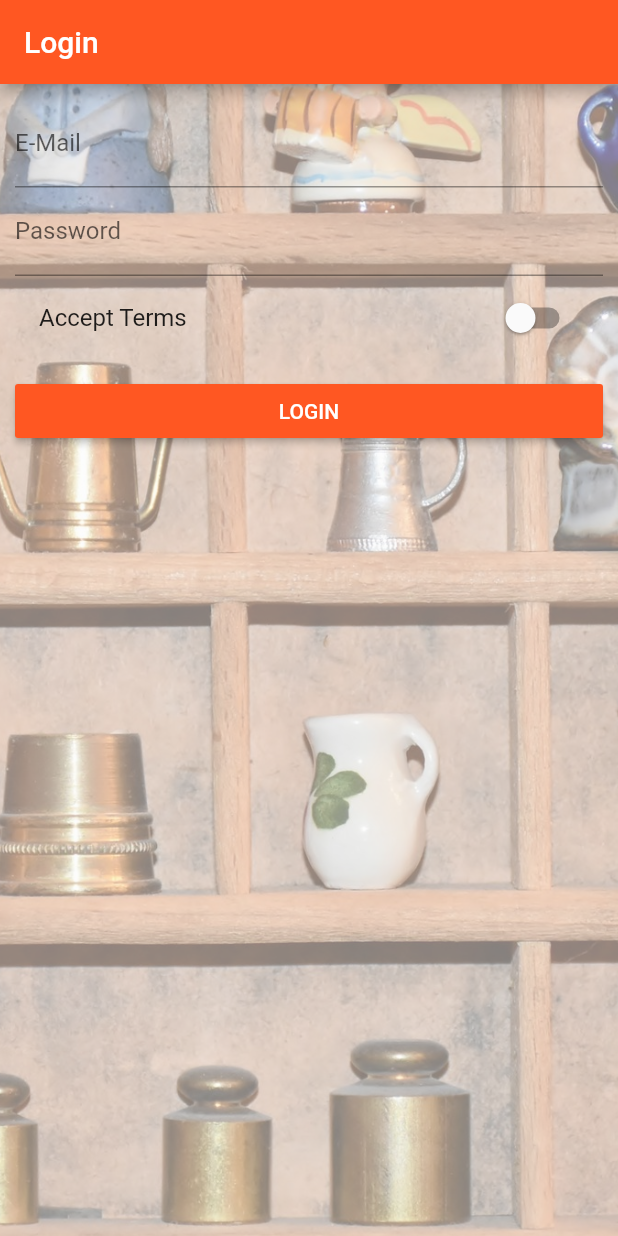
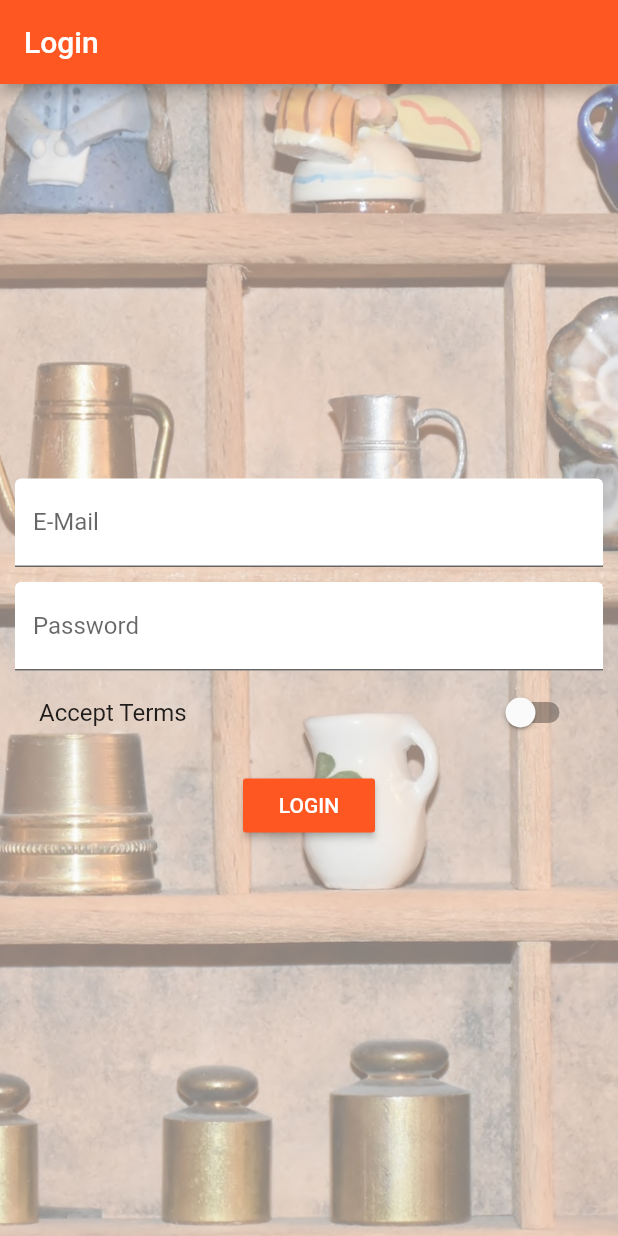
Before and after one commit to 95Revolution/Kiyamuda-flutter, a Flutter app: the screen it shows after launch, on a phone screen of 412 x 824 dp. Run offline on Flutter 3.47's test engine with Material 2 defaults, Android fonts, the phone set to English and light mode, and no system bars.

Commit message:
Fixed #11 and centered login fields

```diff
--- a/lib/pages/auth.dart
+++ b/lib/pages/auth.dart
@@ -28,10 +28,15 @@ class _AuthPageState extends State<AuthPage> {
           ),
         ),
         padding: EdgeInsets.all(10.0),
-        child: ListView(
+        child: Center(
+          child: SingleChildScrollView(
+            child: Column(
               children: <Widget>[
                 TextField(
-              decoration: InputDecoration(labelText: 'E-Mail'),
+                  decoration: InputDecoration(
+                      labelText: 'E-Mail',
+                      filled: true,
+                      fillColor: Colors.white),
                   keyboardType: TextInputType.emailAddress,
                   onChanged: (String value) {
                     setState(() {
@@ -39,8 +44,14 @@ class _AuthPageState extends State<AuthPage> {
                     });
                   },
                 ),
+                SizedBox(
+                  height: 10.0,
+                ),
                 TextField(
-              decoration: InputDecoration(labelText: 'Password'),
+                  decoration: InputDecoration(
+                      labelText: 'Password',
+                      filled: true,
+                      fillColor: Colors.white),
                   obscureText: true,
                   onChanged: (String value) {
                     setState(() {
@@ -73,6 +84,8 @@ class _AuthPageState extends State<AuthPage> {
               ],
             ),
           ),
+        ),
+      ),
     );
   }
 }
```
Lines whose indentation alone changed are shown as unchanged.
